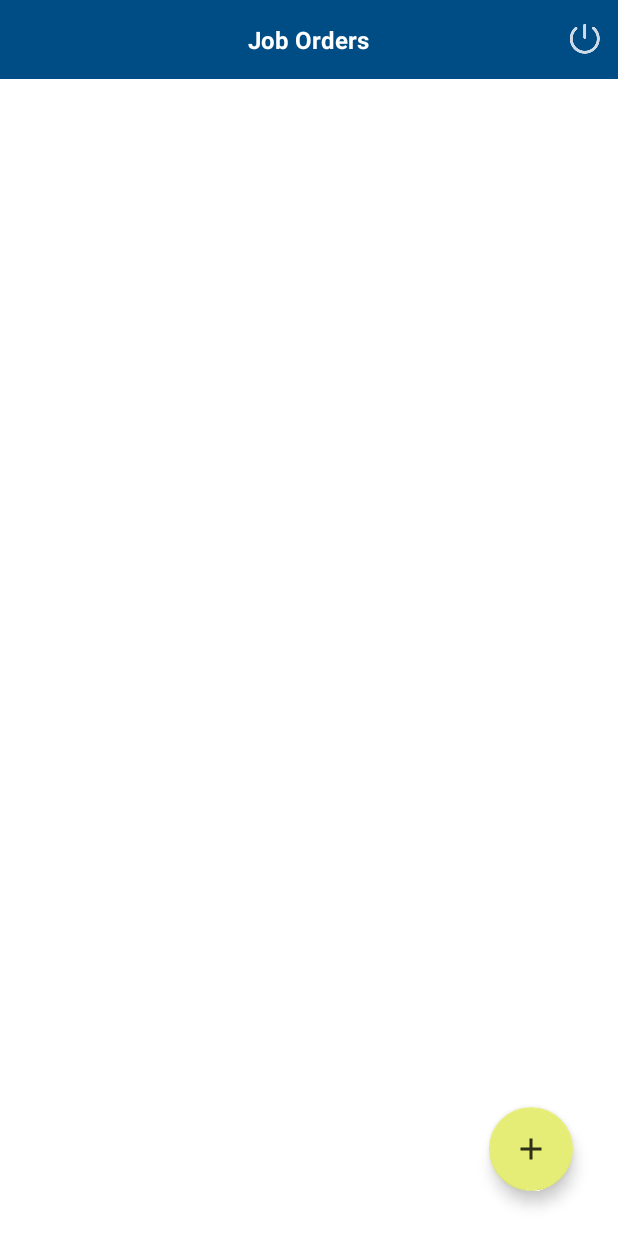
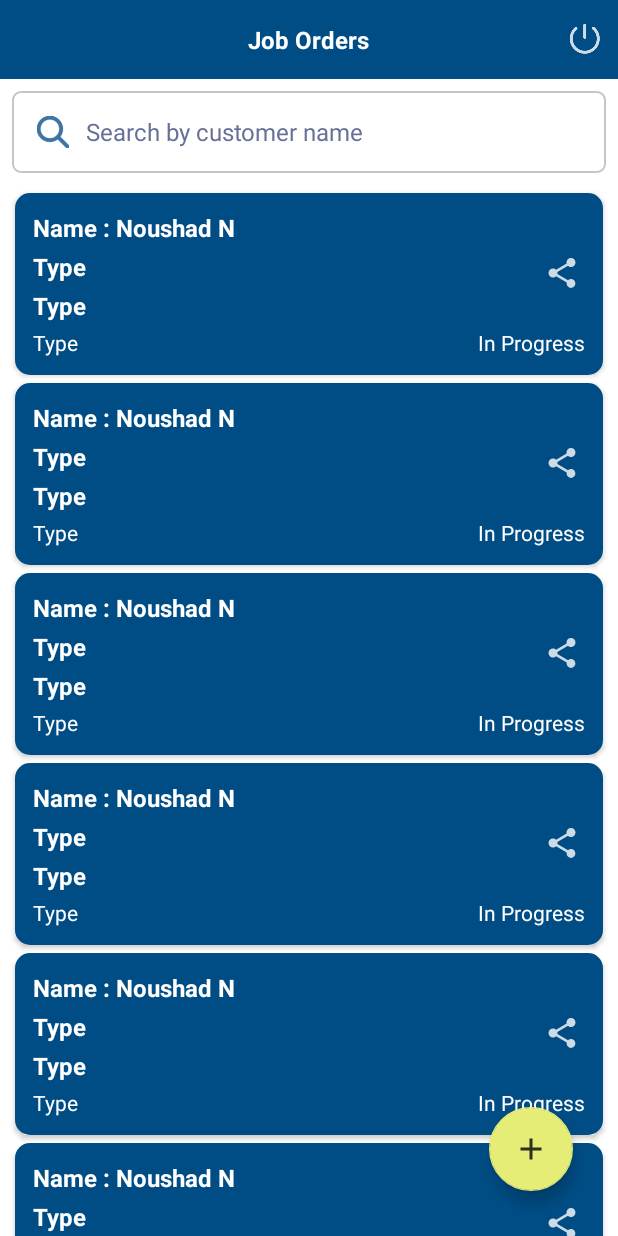
Before and after one commit to noushunr/new_age_sys, an Android app: the layout fragment_post_list.xml on its own in the app's theme, with its tools: preview values and no code run, on a phone screen of 412 x 824 dp. Run offline under Robolectric (Android 15) with nearby library versions, the phone set to English and light mode, and no system bars.

Commit message:
search in job list

```diff
--- a/app/src/main/java/com/bizify/data/network/MyApi.kt
+++ b/app/src/main/java/com/bizify/data/network/MyApi.kt
@@ -62,6 +62,9 @@ interface MyApi {
     @GET("api/VehicleJoborder/SearchMaterialbyVno?")
     suspend fun getOrderMaterialList(@Header("Authorization") authHeader : String,@Query("V_NO") vno:String): Response<List<Services>>
 
+    @GET("api/VehicleJoborder/FillJobDetails?")
+    suspend fun getJobOrderDetails(@Header("Authorization") authHeader : String,@Query("VNO") vno:String): Response<CreateJobResponse>
+
     companion object {
         operator fun invoke(
             context: Context,
@@ -72,6 +75,7 @@ interface MyApi {
             logging.level = HttpLoggingInterceptor.Level.BODY
             val okkHttpclient = OkHttpClient.Builder()
                 .addInterceptor(logging)
+                .addInterceptor(networkConnectionInterceptor)
                 .addInterceptor { chain ->
                     var newRequest: Request =
                         //                            if (!SessionUtils.token.isNullOrEmpty()) {
--- a/app/src/main/java/com/bizify/data/repositories/AodpListRepositories.kt
+++ b/app/src/main/java/com/bizify/data/repositories/AodpListRepositories.kt
@@ -94,4 +94,8 @@ class AodpListRepositories(
     suspend fun getVoucherMaterial(token: String, voucherNo : String): List<Services> {
         return apiRequest { api.getOrderMaterialList("Bearer $token",voucherNo) }
     }
+
+    suspend fun getJobOrderDetails(token: String, voucherNo : String): CreateJobResponse {
+        return apiRequest { api.getJobOrderDetails("Bearer $token",voucherNo) }
+    }
 }
--- a/app/src/main/java/com/bizify/ui/viewmodel/MainViewModel.kt
+++ b/app/src/main/java/com/bizify/ui/viewmodel/MainViewModel.kt
@@ -38,6 +38,7 @@ class MainViewModel(private val repository: AodpListRepositories) : ViewModel()
 
     var selectedServices  = MutableLiveData<List<Services>>()
     var selectedMaterials  = MutableLiveData<List<Services>>()
+    var jobOrderDetails = MutableLiveData<CreateJobResponse>()
     suspend fun getList(){
         try {
             val response = repository.getList(
@@ -125,4 +126,9 @@ class MainViewModel(private val repository: AodpListRepositories) : ViewModel()
         var response = repository.getVoucherMaterial(token, voucherNo)
         selectedMaterials.postValue(response)
     }
+
+    suspend fun getJobOrderDetails(token: String,voucherNo:String){
+        var response = repository.getJobOrderDetails(token, voucherNo)
+        jobOrderDetails.postValue(response)
+    }
 }
--- a/app/src/main/res/layout/fragment_post_list.xml
+++ b/app/src/main/res/layout/fragment_post_list.xml
@@ -40,15 +40,33 @@
 
             </ImageView>
         </RelativeLayout>
-
+        <androidx.appcompat.widget.AppCompatEditText
+            android:id="@+id/edtSearch"
+            android:layout_width="match_parent"
+            android:layout_height="wrap_content"
+            android:layout_marginStart="8dp"
+            android:layout_marginTop="8dp"
+            android:layout_marginEnd="8dp"
+            android:layout_marginBottom="8dp"
+            android:background="@drawable/edit_text_bg"
+            android:hint="Search by customer name"
+            android:layout_below="@+id/app_bar"
+            android:drawablePadding="@dimen/dimen10dp"
+            android:drawableStart="@drawable/ic_search_new"
+            android:inputType="textCapSentences"
+            android:padding="15dp"
+            android:textColorHint="#677097"
+            android:textSize="16sp"
+            />
         <androidx.recyclerview.widget.RecyclerView
             android:id="@+id/rv_list"
             android:layout_width="match_parent"
             android:layout_height="match_parent"
-            android:layout_below="@+id/app_bar"
+            android:layout_below="@+id/edtSearch"
             android:nestedScrollingEnabled="false"
             android:scrollbars="none"
             android:visibility="gone"
+            tools:visibility="visible"
             app:layoutManager="androidx.recyclerview.widget.LinearLayoutManager"
             tools:itemCount="10"
             tools:listitem="@layout/item_post">
--- a/build.gradle
+++ b/build.gradle
@@ -8,6 +8,8 @@ plugins {
     id 'com.android.application' version '7.1.3' apply false
     id 'com.android.library' version '7.1.3' apply false
     id 'org.jetbrains.kotlin.android' version '1.7.10' apply false
+    id 'com.google.gms.google-services' version '4.3.5' apply false
+    id 'com.google.firebase.crashlytics' version '2.9.2' apply false
 }
 ext{
     kotlin_version = "1.4.10"
```
Also changed, not shown: app/build.gradle (+9 -0 lines), app/src/main/java/com/bizify/data/network/SafeApiRequest.kt (+7 -1 lines), app/src/main/java/com/bizify/ui/adapter/PostListAdapter.kt (+37 -3 lines), app/src/main/java/com/bizify/ui/fragments/AddCustomerFragment.kt (+5 -5 lines), app/src/main/java/com/bizify/ui/fragments/AddNewJobFragment.kt (+51 -3 lines), app/src/main/java/com/bizify/ui/fragments/PostListFragment.kt (+18 -2 lines), 35 other files.
